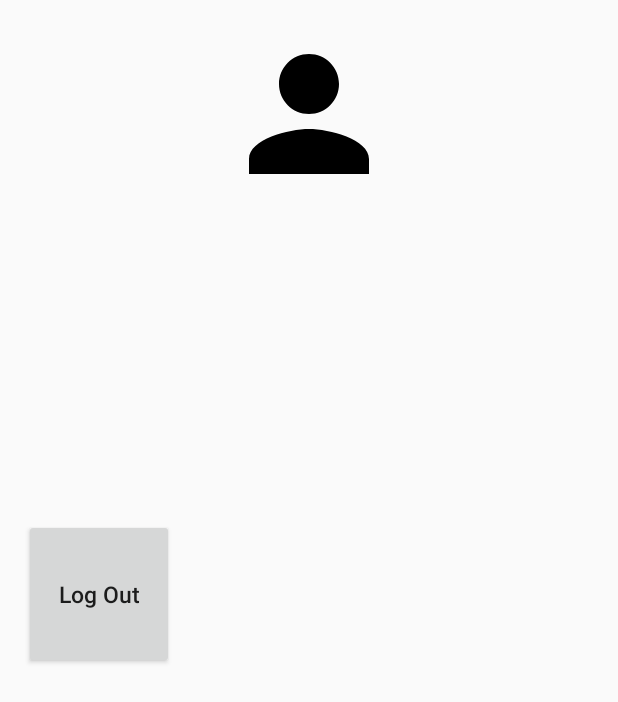
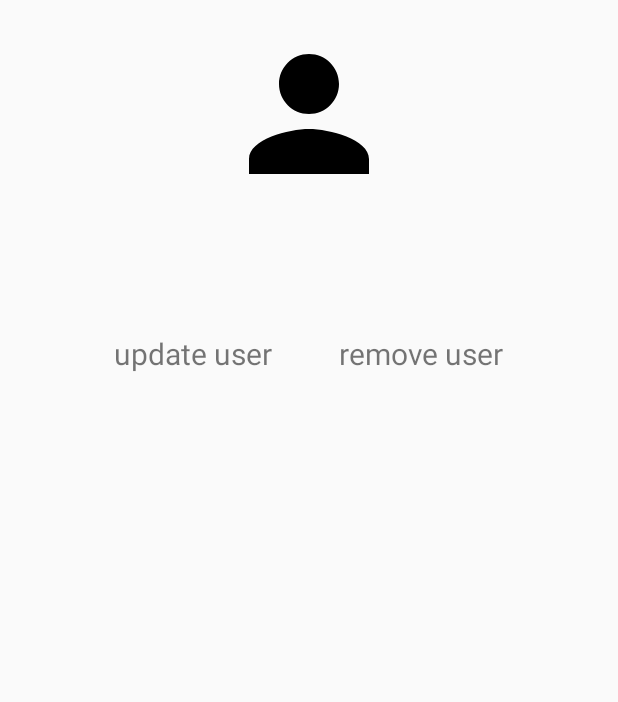
Before and after one commit to pkhhar/yadlarahit, an Android app: the fragment profileFragment shown on its own in the app's theme, on a phone screen of 412 x 824 dp. Shown: the top 702 px of the screen. Run offline under Robolectric (Android 15) with nearby library versions, the phone set to English and light mode, and no system bars.

Commit message:
send evitar

```diff
--- a/app/src/main/java/com/example/test3/ui/addItem/addItemActivity.java
+++ b/app/src/main/java/com/example/test3/ui/addItem/addItemActivity.java
@@ -1,6 +1,7 @@
 package com.example.test3.ui.addItem;
 import android.Manifest;
 import android.app.ActionBar;
+import android.content.Intent;
 import android.content.SharedPreferences;
 import android.content.pm.PackageManager;
 import android.net.Uri;
@@ -24,6 +25,8 @@ import androidx.core.content.FileProvider;
 import com.example.test3.DB.FireBaseDataBase;
 import com.example.test3.R;
 import com.example.test3.databinding.ActivityAddItemBinding;
+import com.example.test3.ui.home.HomeFragment;
+import com.example.test3.ui.start.StartActivity;
 
 import org.w3c.dom.Text;
 
@@ -32,7 +35,7 @@ import java.util.ArrayList;
 import java.util.LinkedList;
 import java.util.List;
 
-public class addItemActivity extends AppCompatActivity  implements View.OnClickListener  {
+public class    addItemActivity extends AppCompatActivity  implements View.OnClickListener  {
 
     private EditText name,price,length,width,height,color;
     private Spinner spinnerType;
@@ -57,7 +60,9 @@ public class addItemActivity extends AppCompatActivity  implements View.OnClickL
         height = findViewById(R.id.heightPutProduct);
         color = findViewById(R.id.colorPutProduct);
         spinnerType = findViewById(R.id.spinnerPutProduct);
+        btnAddFurniture = findViewById(R.id.addFurnutureButton);
 
+        btnAddFurniture.setOnClickListener(this);
 
         List<String> lst = new LinkedList<>();
         lst.add("בחר קטגוריה");
@@ -71,7 +76,6 @@ public class addItemActivity extends AppCompatActivity  implements View.OnClickL
         adapter.setDropDownViewResource(android.R.layout.simple_spinner_dropdown_item);
         spinnerType.setAdapter(adapter);
 
-        btnAddFurniture = findViewById(R.id.addFurnutureButton);
         addItemBinding.btnTakePicture.setOnClickListener(view -> {
             checkCameraPermissionAndOpenCamera();
         });
@@ -148,7 +152,8 @@ public class addItemActivity extends AppCompatActivity  implements View.OnClickL
     String currentEmail =sharedPreferences.getString("email","");
             FireBaseDataBase fireBaseDataBase = new FireBaseDataBase();
             fireBaseDataBase.AddFurniture(currentEmail,name.getText().toString().trim(),price.getText().toString().trim(),length.getText().toString().trim(),width.getText().toString().trim(),height.getText().toString().trim(),color.getText().toString().trim(),spinnerType.getSelectedItem().toString().trim());
-
+            Intent intent = new Intent(this, StartActivity.class);
+            startActivity(intent);
         }
 
 
--- a/app/src/main/java/com/example/test3/ui/profileFragment/profileFragment.java
+++ b/app/src/main/java/com/example/test3/ui/profileFragment/profileFragment.java
@@ -27,7 +27,7 @@ private Button signInOrOutButton;
 
 private RelativeLayout relativeLayout;
 private SharedPreferences sharedPreferences;
-private TextView createAccountButton, nameoftheAccount;
+private TextView nameoftheAccount;
     @Override
     public void onCreate(Bundle savedInstanceState)
     {
@@ -46,19 +46,14 @@ private TextView createAccountButton, nameoftheAccount;
          relativeLayout = v.findViewById(R.id.bla);
          nameoftheAccount = v.findViewById(R.id.textViewUsername);
          sharedPreferences = requireContext().getSharedPreferences("user", Context.MODE_PRIVATE);
-
-        signInOrOutButton = v.findViewById(R.id.signInAccountButton);
-            createAccountButton = v.findViewById(R.id.createAccountButton);
-        signInOrOutButton.setOnClickListener(this);
-            createAccountButton.setOnClickListener(this);
+        nameoftheAccount.setText(sharedPreferences.getString("fname",""));
 
 
-            if(sharedPreferences != null)
-            {
-                nameoftheAccount.setText(sharedPreferences.getString("fname",""));
-                relativeLayout.removeView(signInOrOutButton);
-                relativeLayout.removeView(createAccountButton);
-            }
+
+
+
+
+
 
         return v;
 
@@ -76,12 +71,6 @@ private TextView createAccountButton, nameoftheAccount;
         }
 
 
-        if (createAccountButton == view)
-        {
-           intent = new Intent(requireActivity(), signupActivity.class);
-        startActivity(intent);
-        }
-
 
 
     }
--- a/app/src/main/res/layout/activity_sign_out.xml
+++ /dev/null
@@ -1,22 +0,0 @@
-<?xml version="1.0" encoding="utf-8"?>
-<LinearLayout xmlns:android="http://schemas.android.com/apk/res/android"
-    xmlns:app="http://schemas.android.com/apk/res-auto"
-    xmlns:tools="http://schemas.android.com/tools"
-    android:layout_width="match_parent"
-    android:layout_height="match_parent"
-    tools:context=".ui.SignOut"
-    android:orientation="vertical">
-
-    <Button
-        android:layout_marginTop="450dp"
-        android:id="@+id/btnlogOut"
-        android:layout_width="120dp"
-        android:layout_height="70dp"
-        android:layout_gravity="center"
-        android:gravity="center"
-        android:text="LogOut"
-        />
-
-
-
-</LinearLayout>
--- a/app/src/main/res/layout/fragment_profile.xml
+++ b/app/src/main/res/layout/fragment_profile.xml
@@ -39,39 +39,41 @@
             android:layout_marginTop="8dp"
             android:text=""
             android:textSize="16sp"/>
-
-        <Button
-            android:id="@+id/signInAccountButton"
-            android:layout_width="match_parent"
+        <TextView
+            android:id="@+id/textViewPhone"
+            android:layout_width="wrap_content"
             android:layout_height="wrap_content"
             android:layout_below="@id/textViewEmail"
-            android:layout_marginTop="30dp"
-            android:text="sign in"
-            android:background="#4285f4"
-            android:textColor="#ffffff"
-            android:padding="15dp"/>
+            android:layout_centerHorizontal="true"
+            android:layout_marginTop="8dp"
+            android:text=""
+            android:textSize="16sp" />
+
         <TextView
-
-            android:clickable="true"
-            android:textAllCaps="false"
-            android:id="@+id/createAccountButton"
+            android:layout_below="@id/textViewEmail"
             android:layout_width="wrap_content"
             android:layout_height="wrap_content"
-            android:text="Don't have an account? Create one"
-            android:textSize="15dp"
-            android:textColor="#000000"
-            android:background="#00AAAAAA"
-            android:layout_below="@id/signInAccountButton" />
-        <Button
-            android:layout_width="100dp"
-            android:id="@+id/btnlogOut"
-            android:textSize="15dp"
-            android:textAllCaps="false"
-            android:text="Log Out"
-            android:layout_height="100dp"
-            android:layout_below="@+id/createAccountButton"
-            android:layout_marginTop="330dp"
+            android:id="@+id/updateUser"
+            android:layout_marginTop="15dp"
+            android:text="update user"
+            android:layout_marginLeft="60dp"
+            android:layout_alignParentLeft="true"
+            android:textSize="20dp"
             />
+        <TextView
+            android:layout_below="@id/textViewEmail"
+            android:layout_alignParentRight="true"
+            android:layout_marginRight="60dp"
+            android:layout_marginTop="15dp"
+            android:layout_width="wrap_content"
+            android:layout_height="wrap_content"
+            android:id="@+id/removeUser"
+            android:text="remove user"
+            android:textSize="20dp"
+            />
+
+
+
 
     </RelativeLayout>
 
```
